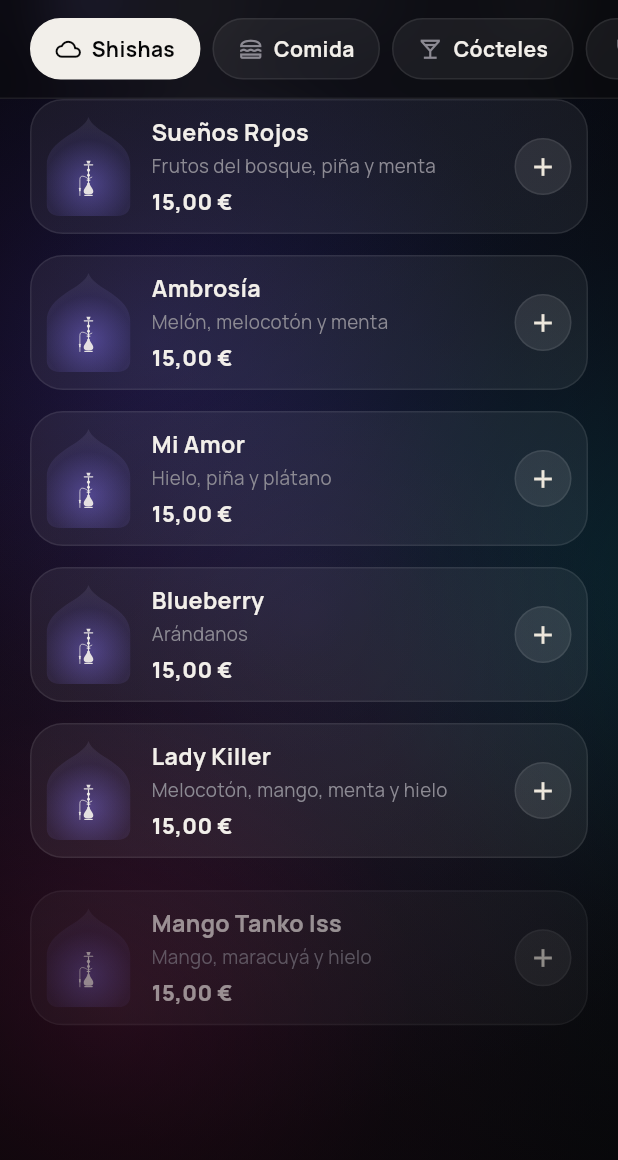
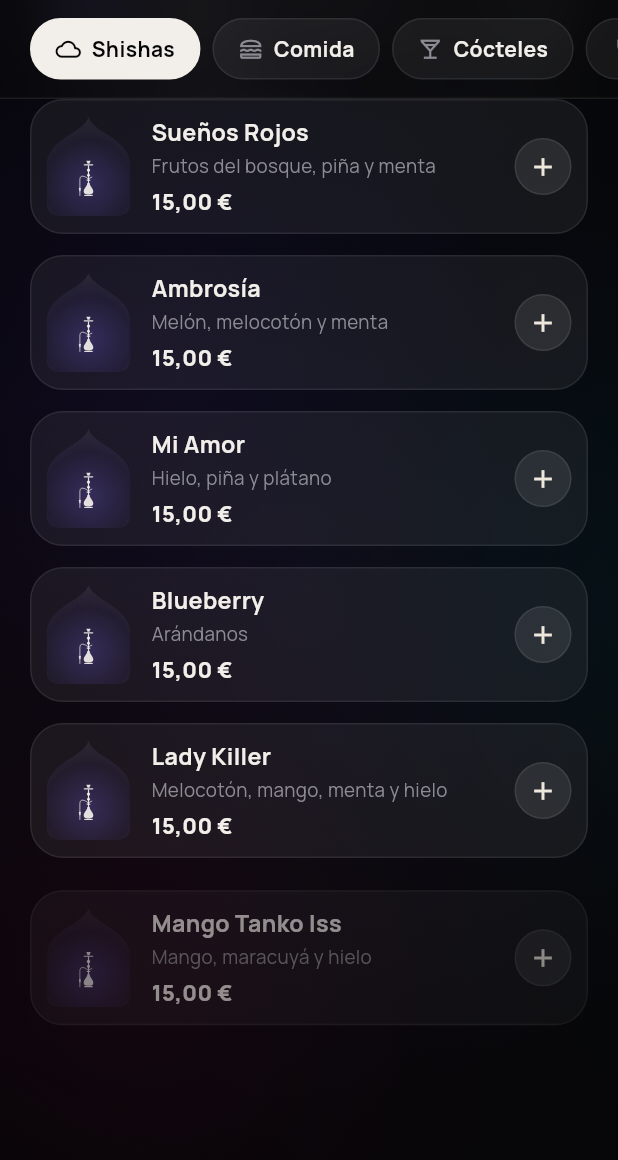
Before and after one commit to LucasLugoData/darduhkan, a Flutter app: the MenuScreen screen opened directly, scrolled down 576 dp, on a phone screen of 412 x 824 dp. Shown: the top 1160 px of the screen. Run offline on Flutter 3.47's test engine with Material 3 defaults, Android fonts, the phone set to English and light mode, and no system bars; our stand-ins replace cupertino_ui, google_fonts, material_ui.

Commit message:
Ambiente más oscuro: humo casi negro y brillo plateado
Oscurece el humo del fondo y los tonos de cada categoría, y cambia el
degradado pastel de los títulos por un brillo metálico plateado.

Co-Authored-By: Claude Opus 5.5 <noreply@anthropic.com>
Claude-Session: https://claude.ai/code/session_01At345c4V6scVK8nfXPxNTb

```diff
--- a/lib/screens/menu_screen.dart
+++ b/lib/screens/menu_screen.dart
@@ -308,7 +308,7 @@ class _MenuScreenState extends State<MenuScreen> {
             gradient: LinearGradient(
               begin: Alignment.topLeft,
               end: Alignment.bottomRight,
-              colors: [c.tint.withValues(alpha: 0.16), DD.surface],
+              colors: [c.tint.withValues(alpha: 0.22), DD.surface],
             ),
             border: Border.all(color: DD.line),
           ),
@@ -334,7 +334,12 @@ class _MenuScreenState extends State<MenuScreen> {
                     const SizedBox(height: 12),
                     Text(
                       '${itemsOf(c).length} opciones',
-                      style: TextStyle(color: c.tint, fontWeight: FontWeight.w700, fontSize: 12),
+                      style: const TextStyle(
+                        color: DD.textDim,
+                        fontWeight: FontWeight.w700,
+                        fontSize: 12,
+                        letterSpacing: 0.5,
+                      ),
                     ),
                   ],
                 ),
--- a/lib/theme.dart
+++ b/lib/theme.dart
@@ -20,11 +20,13 @@ abstract final class DD {
   static const accent = Color(0xFFEDE7DC);
 
   // Humo
-  static const smokeViolet = Color(0xFF4A2F9E);
-  static const smokeTeal = Color(0xFF0E5560);
-  static const smokeWine = Color(0xFF6B1A44);
-  static const smokeIndigo = Color(0xFF1D2C7A);
-  static const shimmer = [Color(0xFFE9E6F2), Color(0xFFB7A6FF), Color(0xFF7FD3C8), Color(0xFFE6B7D0)];
+  static const smokeViolet = Color(0xFF231447);
+  static const smokeTeal = Color(0xFF06292F);
+  static const smokeWine = Color(0xFF320A21);
+  static const smokeIndigo = Color(0xFF0D1338);
+
+  /// Brillo metálico, como el marco plateado de la carta.
+  static const shimmer = [Color(0xFFF4F4F6), Color(0xFF7D7D86), Color(0xFFDADAE0), Color(0xFF5E5E66)];
 
   static const radius = 22.0;
   static const fast = Duration(milliseconds: 220);
--- a/lib/widgets/arch.dart
+++ b/lib/widgets/arch.dart
@@ -146,8 +146,8 @@ class ItemArt extends StatelessWidget {
             center: const Alignment(0, 0.35),
             radius: 0.95,
             colors: [
-              tint.withValues(alpha: 0.42 * glow),
-              tint.withValues(alpha: 0.10 * glow),
+              tint.withValues(alpha: 0.5 * glow),
+              tint.withValues(alpha: 0.12 * glow),
               DD.surfaceHi,
             ],
             stops: const [0, 0.55, 1],
```
Also changed, not shown: lib/data/menu_data.dart (+7 -7 lines), 6 other files.
